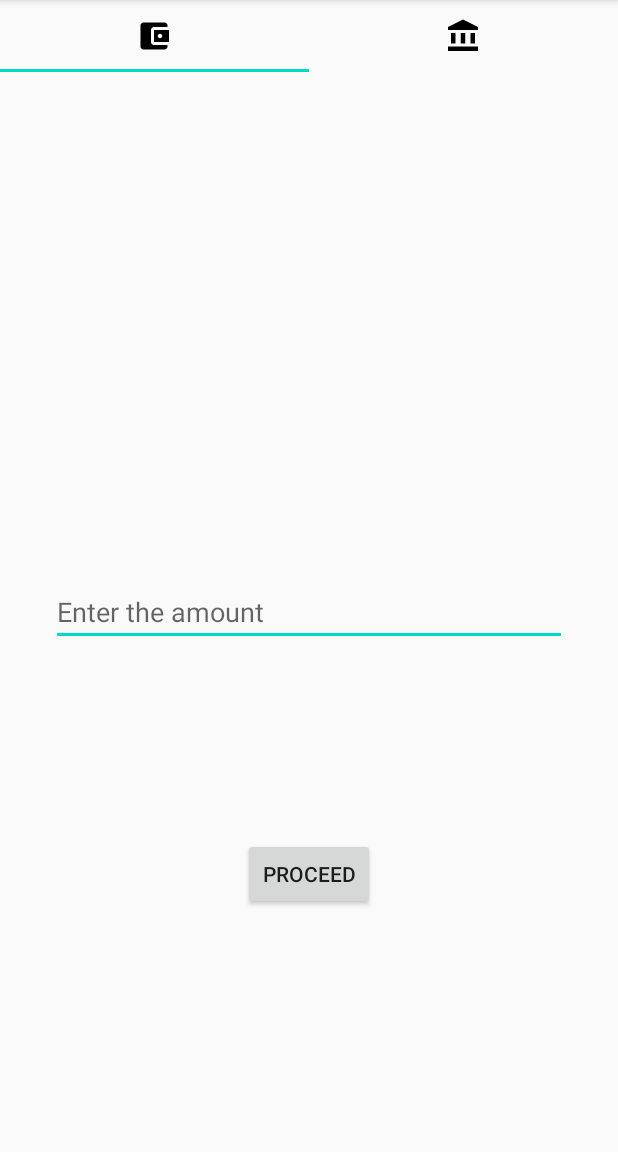
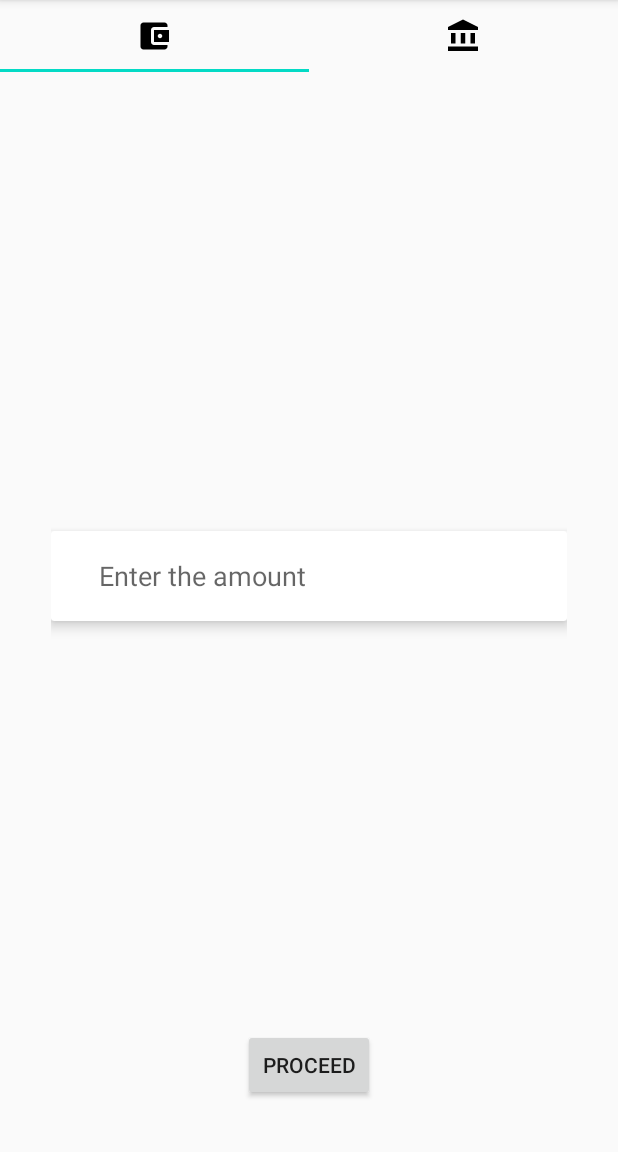
Before and after one commit to jaspreetsidhu3/payment_transaction, an Android app: the screen it shows after launch (HomeScreen), on a phone screen of 412 x 824 dp, the part 84-1236 px from its top. Run offline under Robolectric (Android 15) with nearby library versions, the phone set to English and light mode, and no system bars.

```diff
--- a/app/src/main/java/com/example/paymenttransaction/Fragment/Addfragment.java
+++ b/app/src/main/java/com/example/paymenttransaction/Fragment/Addfragment.java
@@ -1,10 +1,17 @@
 package com.example.paymenttransaction.Fragment;
 
+import android.content.Context;
+import android.content.SharedPreferences;
 import android.os.Bundle;
+import android.text.TextUtils;
+import android.util.Log;
 import android.view.LayoutInflater;
 import android.view.View;
 import android.view.ViewGroup;
 import android.widget.Button;
+import android.widget.EditText;
+import android.widget.TextView;
+import android.widget.Toast;
 
 import androidx.annotation.NonNull;
 import androidx.annotation.Nullable;
@@ -14,16 +21,38 @@ import com.example.paymenttransaction.R;
 
 public class Addfragment extends Fragment{
 private Button btnproceeds;
+private EditText fillamount;
+static int count=0;
     @Nullable
     @Override
     public View onCreateView(@NonNull LayoutInflater inflater, @Nullable ViewGroup container, @Nullable Bundle savedInstanceState) {
         View view=LayoutInflater.from(getContext()).inflate(R.layout.addfragment,null);
         btnproceeds=view.findViewById(R.id.proceed);
+        fillamount=view.findViewById(R.id.fillamount);
+        SharedPreferences sharedPreferences=getContext().getSharedPreferences("id_generator", Context.MODE_PRIVATE);
+        SharedPreferences.Editor editor=sharedPreferences.edit();
+
+        String key=sharedPreferences.getString("file_created","-1");
+        assert key != null;
+        if(key.equals("-1")){
+            Toast.makeText(getContext(),"Something please restart",Toast.LENGTH_SHORT).show();
+            editor.putString("file_created","-0");
+        }
+        else{
+            Log.d("test","test");
+        }
+        editor.apply();
         btnproceeds.setOnClickListener(new View.OnClickListener() {
             @Override
             public void onClick(View v) {
-                AddDialogFragment addDialogFragment=new AddDialogFragment();
-                addDialogFragment.show(getFragmentManager(),"Detail dialog");
+                if(TextUtils.isEmpty(fillamount.getText())){
+                    Toast.makeText(getContext(),"Please fill amount for further proceeder",Toast.LENGTH_SHORT).show();
+                }
+                else{
+                    AddDialogFragment addDialogFragment=new AddDialogFragment(fillamount.getText().toString());
+                    addDialogFragment.show(getFragmentManager(),"Detail dialog");
+                }
+
             }
         });
         return view;
--- /dev/null
+++ b/app/src/main/res/drawable/bg_drawable.xml
@@ -0,0 +1,9 @@
+<?xml version="1.0" encoding="utf-8"?>
+<shape xmlns:android="http://schemas.android.com/apk/res/android">
+    <solid
+        android:color="#FFFFFF"
+        ></solid>
+    <corners
+        android:radius="90dp"
+        ></corners>
+</shape>
--- a/app/src/main/res/layout/addfragment.xml
+++ b/app/src/main/res/layout/addfragment.xml
@@ -6,16 +6,29 @@
     android:padding="34dp"
     xmlns:app="http://schemas.android.com/apk/res-auto">
 
-    <EditText
-        android:id="@+id/editText"
+    <androidx.cardview.widget.CardView
         android:layout_width="match_parent"
         android:layout_height="wrap_content"
-        android:hint="Enter the amount"
-        android:inputType="number"
-        app:layout_constraintBottom_toBottomOf="parent"
-        app:layout_constraintLeft_toLeftOf="parent"
-        app:layout_constraintTop_toTopOf="parent"></EditText>
+        android:elevation="5dp"
+        app:cardElevation="5dp"
+        app:layout_constraintBottom_toTopOf="@+id/proceed"
+        app:layout_constraintEnd_toEndOf="parent"
+        app:layout_constraintStart_toStartOf="parent"
+        app:layout_constraintTop_toTopOf="parent">
 
+        <EditText
+            android:id="@+id/fillamount"
+            android:layout_width="match_parent"
+            android:layout_height="60dp"
+            android:paddingLeft="32dp"
+            android:background="@drawable/bg_drawable"
+            android:backgroundTint="#88FFFFFF"
+            android:hint="Enter the amount"
+            android:inputType="number"
+            app:layout_constraintBottom_toBottomOf="parent"
+            app:layout_constraintLeft_toLeftOf="parent"
+            app:layout_constraintTop_toTopOf="parent"></EditText>
+    </androidx.cardview.widget.CardView>
     <Button
         android:layout_width="wrap_content"
         android:layout_height="wrap_content"
```
Also changed, not shown: app/src/main/java/com/example/paymenttransaction/Fragment/AddDialogFragment.java (+37 -4 lines), app/src/main/res/layout/adddialogfragment.xml (+34 -2 lines), app/src/main/res/layout/bankfragment.xml (+11 -0 lines).
